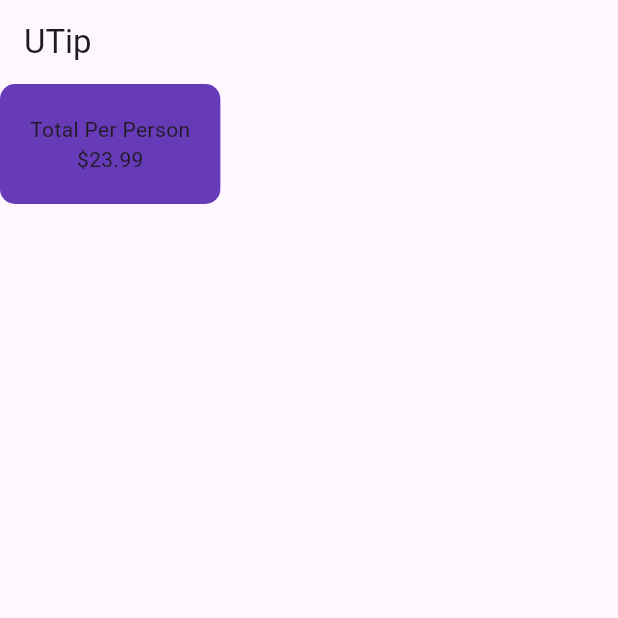
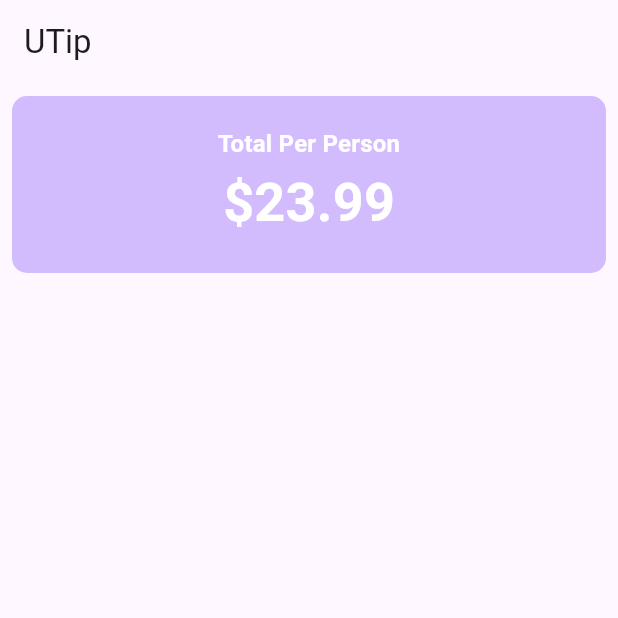
Before and after one commit to Abadar169/UTip, a Flutter app: the screen it shows after launch, on a phone screen of 412 x 824 dp, the top half of it. Run offline on Flutter 3.47's test engine with Material 3 defaults, Android fonts, the phone set to English and light mode, and no system bars.

Commit message:
add style

```diff
--- a/lib/main.dart
+++ b/lib/main.dart
@@ -1,5 +1,5 @@
 import 'package:flutter/material.dart';
-import 'package:flutter/widgets.dart';
+
 
 void main() {
   runApp(const MyApp());
@@ -33,26 +33,42 @@ class UTip extends StatefulWidget {
 class _UTipState extends State<UTip> {
   @override
   Widget build(BuildContext context) {
+    var theme = Theme.of(context);
+    final style = theme.textTheme.titleMedium!.copyWith(
+      color: theme.colorScheme.onPrimary,
+      fontWeight: FontWeight.bold,
+    );
     return Scaffold(
       appBar: AppBar(
         title: const Text('UTip'),
 
       ),
       body: Column(
+        crossAxisAlignment: CrossAxisAlignment.stretch,
         children: [
-          Container(
+          Padding(
+            padding: const EdgeInsets.all(8.0),
+            child: Container(
               padding: const EdgeInsets.all(20),
               decoration:  BoxDecoration(
-              color: Colors.deepPurple,
+                color: theme.colorScheme.inversePrimary,
                 borderRadius: BorderRadius.circular(10),
 
               ),
-            child: const Column(
+              child:  Column(
                 children: [
-                  Text('Total Per Person'),
-                  Text('\$23.99'),
+                    Text('Total Per Person',
+                    style: style,
+                    ),
+                    Text('\$23.99',
+                      style: style.copyWith(
+                        color: theme.colorScheme.onPrimary,
+                        fontSize: theme.textTheme.displaySmall?.fontSize,
+                      ),
+                    ),
                 ],
               )
+            ),
           ),
         ],
       ),
```
Lines whose indentation alone changed are shown as unchanged.
